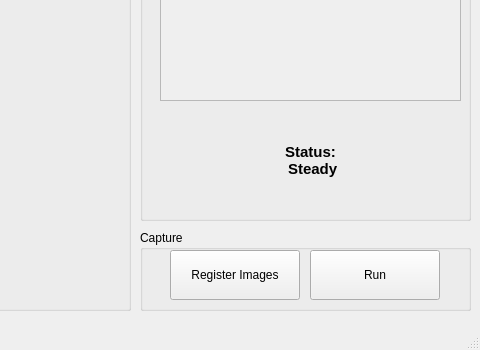
Qt form QtFiles/mainwindow.ui (chehrehgosha/CrouseMV) before a commit; both pictures show x 800 to 1280 and y 370 to 720 of the 1280 by 720 pixel window.
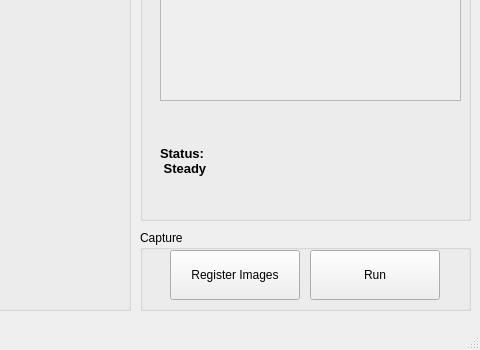
The same form after that commit.

What changed in the file:
```diff
--- a/QtFiles/mainwindow.ui
+++ b/QtFiles/mainwindow.ui
@@ -16,6 +16,11 @@
     <height>720</height>
    </size>
   </property>
+  <property name="font">
+   <font>
+    <family>MS Shell Dlg 2</family>
+   </font>
+  </property>
   <property name="windowTitle">
    <string>MainWindow</string>
   </property>
@@ -384,7 +389,7 @@
      <property name="font">
       <font>
        <family>MS Shell Dlg 2</family>
-       <pointsize>11</pointsize>
+       <pointsize>10</pointsize>
        <weight>75</weight>
        <italic>false</italic>
        <bold>true</bold>
@@ -398,7 +403,7 @@
  Steady</string>
      </property>
      <property name="alignment">
-      <set>Qt::AlignCenter</set>
+      <set>Qt::AlignLeading|Qt::AlignLeft|Qt::AlignVCenter</set>
      </property>
     </widget>
    </widget>
```
Left out of the diff: 2 changed lines with no effect on the pictures.
